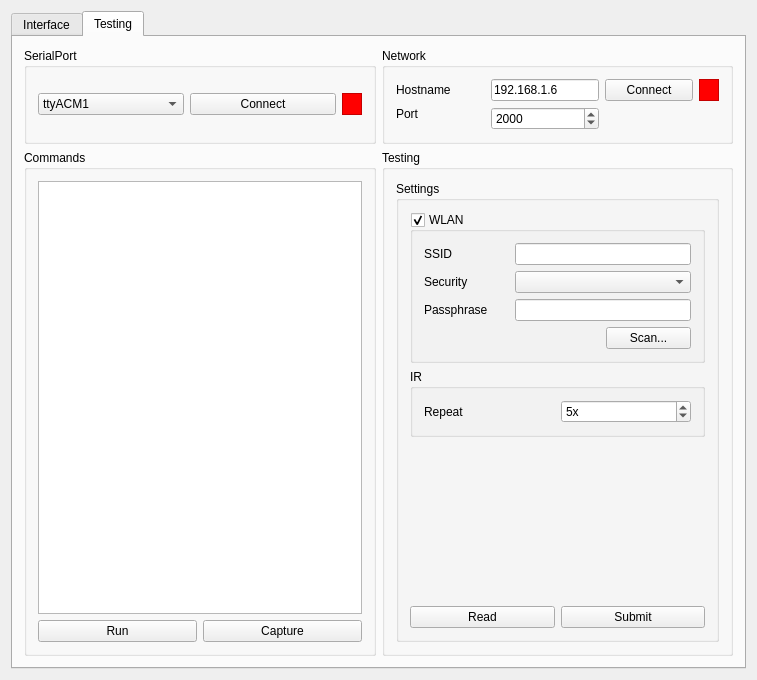
Old version of the form desktop/iremotewindow.ui in the repository esch3r/IRemote.
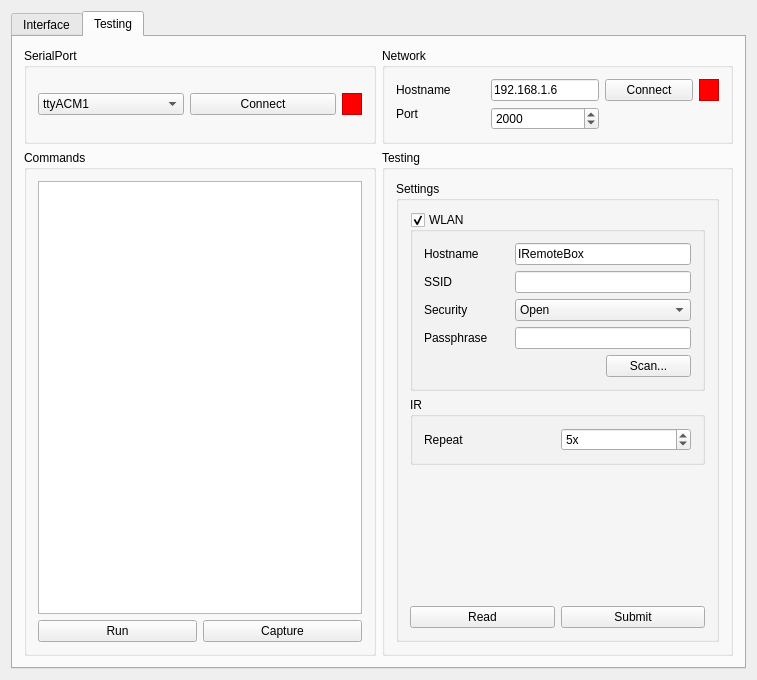
New version of the form. Icons and pictures are not drawn.

The edit to the form file:
```diff
--- a/desktop/iremotewindow.ui
+++ b/desktop/iremotewindow.ui
@@ -345,42 +345,99 @@
                  <bool>true</bool>
                 </property>
                 <layout class="QGridLayout" name="gridLayout_7">
-                 <item row="0" column="0">
+                 <item row="1" column="0">
                   <widget class="QLabel" name="label_4">
                    <property name="text">
                     <string>SSID</string>
                    </property>
                   </widget>
                  </item>
-                 <item row="0" column="1" colspan="2">
-                  <widget class="QLineEdit" name="lineEdit"/>
+                 <item row="1" column="1" colspan="2">
+                  <widget class="QLineEdit" name="wlanSsidEdit"/>
                  </item>
-                 <item row="1" column="0">
+                 <item row="2" column="0">
                   <widget class="QLabel" name="label_5">
                    <property name="text">
                     <string>Security</string>
                    </property>
                   </widget>
                  </item>
-                 <item row="2" column="0">
+                 <item row="3" column="0">
                   <widget class="QLabel" name="label_6">
                    <property name="text">
                     <string>Passphrase</string>
                    </property>
                   </widget>
                  </item>
+                 <item row="3" column="1" colspan="2">
+                  <widget class="QLineEdit" name="wlanPassphraseEdit">
+                   <property name="echoMode">
+                    <enum>QLineEdit::Password</enum>
+                   </property>
+                  </widget>
+                 </item>
                  <item row="2" column="1" colspan="2">
-                  <widget class="QLineEdit" name="lineEdit_2"/>
+                  <widget class="QComboBox" name="wlanSecurityCombo">
+                   <property name="currentIndex">
+                    <number>0</number>
+                   </property>
+                   <item>
+                    <property name="text">
+                     <string>Open</string>
+                    </property>
+                   </item>
+                   <item>
+                    <property name="text">
+                     <string>WEP-128</string>
+                    </property>
+                   </item>
+                   <item>
+                    <property name="text">
+                     <string>WPA1</string>
+                    </property>
+                   </item>
+                   <item>
+                    <property name="text">
+                     <string>Mixed WPA1 &amp; WPA2-PSK</string>
+                    </property>
+                   </item>
+                   <item>
+                    <property name="text">
+                     <string>WPA2-PSK</string>
+                    </property>
+                   </item>
+                   <item>
+                    <property name="text">
+                     <string>Adhoc</string>
+                    </property>
+                   </item>
+                   <item>
+                    <property name="text">
+                     <string>WPE-64</string>
+                    </property>
+                   </item>
+                  </widget>
                  </item>
-                 <item row="3" column="2">
-                  <widget class="QPushButton" name="pushButton">
+                 <item row="4" column="2">
+                  <widget class="QPushButton" name="wlanScanButton">
                    <property name="text">
                     <string>Scan...</string>
                    </property>
                   </widget>
                  </item>
-                 <item row="1" column="1" colspan="2">
-                  <widget class="QComboBox" name="comboBox"/>
+                 <item row="0" column="0">
+                  <widget class="QLabel" name="label_8">
+                   <property name="text">
+                    <string>Hostname</string>
+                   </property>
+                  </widget>
+                 </item>
+                 <item row="0" column="1" colspan="2">
+                  <widget class="QLineEdit" name="wlanHostnameEdit">
+                   <property name="text">
+                    <string>IRemoteBox</string>
+                   </property>
+                  </widget>
                  </item>
                 </layout>
                </widget>
```
Left out of the diff: 8 changed lines with no effect on the pictures.
